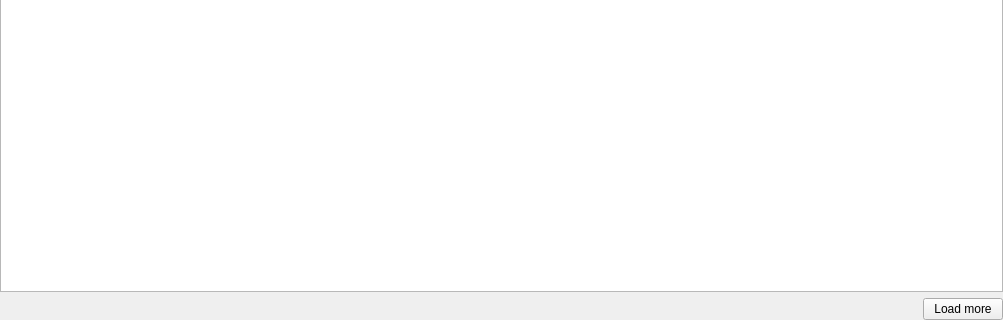
Old version of the form src/plugins/trocadorapp/TrocadorAppWidget.ui in the repository feather-wallet/feather; both pictures show x 0 to 1003 and y 287 to 607 of the 1003 by 607 pixel window.
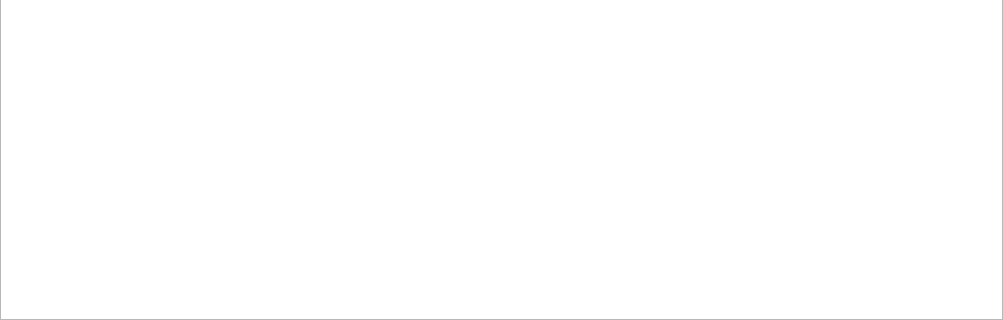
New version of the form. Icons and pictures are not drawn.

Patch:
```diff
--- a/src/plugins/trocadorapp/TrocadorAppWidget.ui
+++ b/src/plugins/trocadorapp/TrocadorAppWidget.ui
@@ -245,50 +245,6 @@
      </property>
     </widget>
    </item>
-   <item>
-    <widget class="QFrame" name="frame_loadMore">
-     <property name="frameShape">
-      <enum>QFrame::NoFrame</enum>
-     </property>
-     <property name="frameShadow">
-      <enum>QFrame::Raised</enum>
-     </property>
-     <layout class="QHBoxLayout" name="horizontalLayout_3">
-      <property name="leftMargin">
-       <number>0</number>
-      </property>
-      <property name="topMargin">
-       <number>0</number>
-      </property>
-      <property name="rightMargin">
-       <number>0</number>
-      </property>
-      <property name="bottomMargin">
-       <number>0</number>
-      </property>
-      <item>
-       <spacer name="horizontalSpacer_3">
-        <property name="orientation">
-         <enum>Qt::Horizontal</enum>
-        </property>
-        <property name="sizeHint" stdset="0">
-         <size>
-          <width>40</width>
-          <height>20</height>
-         </size>
-        </property>
-       </spacer>
-      </item>
-      <item>
-       <widget class="QPushButton" name="btn_loadMore">
-        <property name="text">
-         <string>Load more</string>
-        </property>
-       </widget>
-      </item>
-     </layout>
-    </widget>
-   </item>
   </layout>
  </widget>
  <tabstops>
```
Left out of the diff: 1 changed line with no effect on the pictures.
